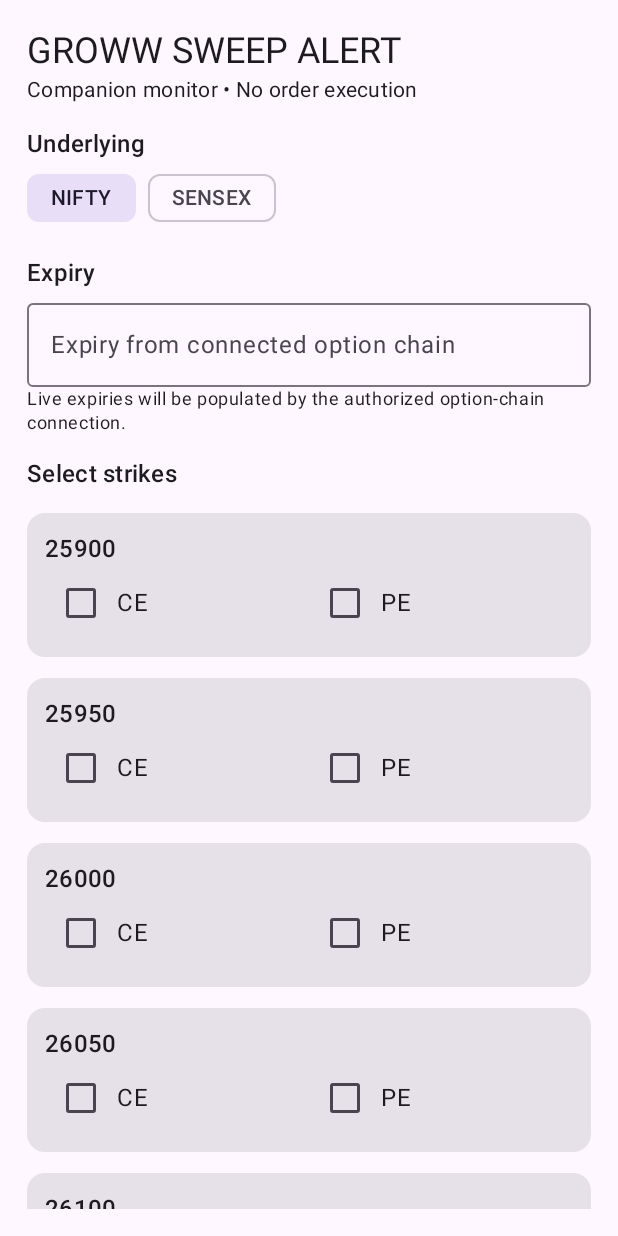
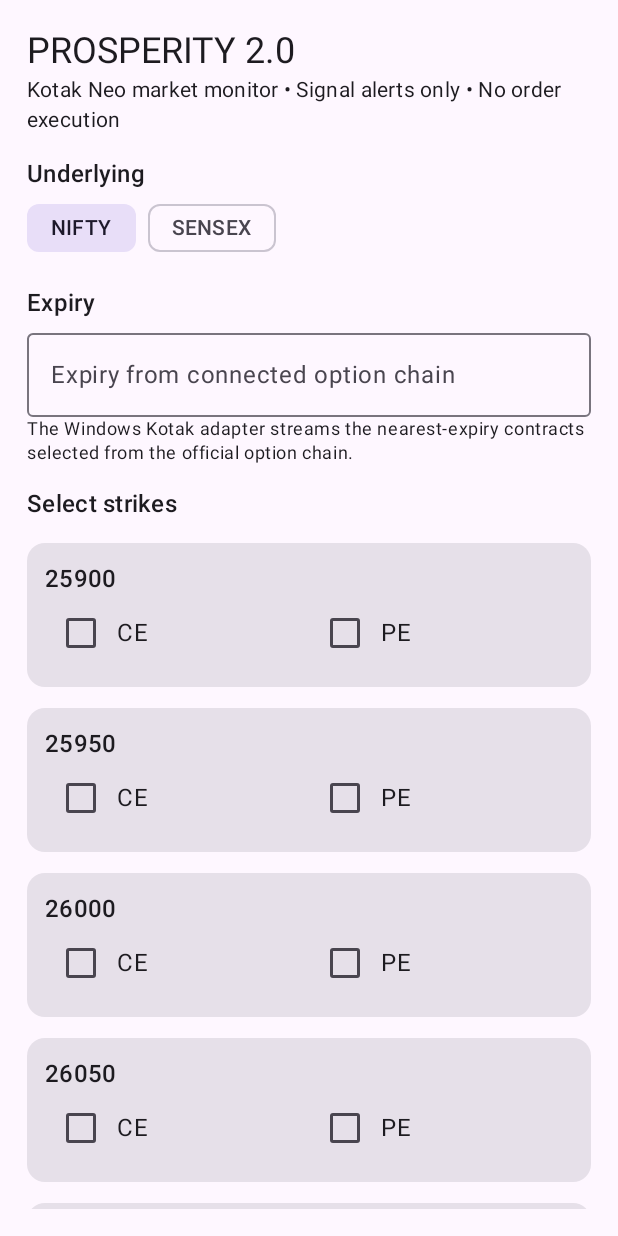
Before and after one commit to kamalakav8-max/prosperity2.0, an Android app built with Jetpack Compose: the screen it shows after launch (MainActivity), after a tap on "NIFTY", on a phone screen of 412 x 824 dp. Run offline under Robolectric (Android 15) with nearby library versions, the phone set to English and light mode, and no system bars.

Commit message:
Update Android companion branding and Kotak signal-only guidance

```diff
--- a/ProsperityAndroid/app/src/main/java/com/example/growwsweepalert/MainActivity.kt
+++ b/ProsperityAndroid/app/src/main/java/com/example/growwsweepalert/MainActivity.kt
@@ -149,9 +149,9 @@ fun SweepApp() {
             verticalArrangement = Arrangement.spacedBy(14.dp)
         ) {
             item {
-                Text("GROWW SWEEP ALERT", style = MaterialTheme.typography.headlineSmall)
+                Text("PROSPERITY 2.0", style = MaterialTheme.typography.headlineSmall)
                 Text(
-                    "Companion monitor • No order execution",
+                    "Kotak Neo market monitor • Signal alerts only • No order execution",
                     style = MaterialTheme.typography.bodyMedium
                 )
             }
@@ -177,7 +177,7 @@ fun SweepApp() {
                     singleLine = true
                 )
                 Text(
-                    "Live expiries will be populated by the authorized option-chain connection.",
+                    "The Windows Kotak adapter streams the nearest-expiry contracts selected from the official option chain.",
                     style = MaterialTheme.typography.bodySmall
                 )
             }
@@ -229,7 +229,7 @@ fun SweepApp() {
                 }
                 Text(
                     if (monitoring)
-                        "Monitoring is armed in the interface. Live data connection is still required."
+                        "The bridge processes incoming NIFTY and SENSEX updates. Connect to the Windows bridge below."
                     else "Select contracts, then start monitoring.",
                     style = MaterialTheme.typography.bodySmall
                 )
@@ -242,7 +242,7 @@ fun SweepApp() {
                 Text("• Candle-wick sweep: alert when a candle high/low crosses a level from the previous candle close.")
                 Text("Each alert records contract, level, direction, observed price, detection type and time.")
                 Text(
-                    "Watched levels: 915 Previous Day High, Previous Day Low, Previous Week High and Previous Week Low.",
+                    "Watched levels: verified PDH, PDL, PWH, PWL and classic pivots loaded from your private Windows levels.json file.",
                     style = MaterialTheme.typography.bodySmall
                 )
             }
@@ -368,7 +368,7 @@ fun SweepApp() {
             item {
                 HorizontalDivider()
                 Text("Alert history", style = MaterialTheme.typography.titleMedium)
-                Text("No alerts yet. The data adapter and Android notification delivery are not connected.")
+                Text("Alerts appear as Android notifications when incoming prices or completed 5-minute candles cross configured reference levels.")
             }
         }
     }
```
